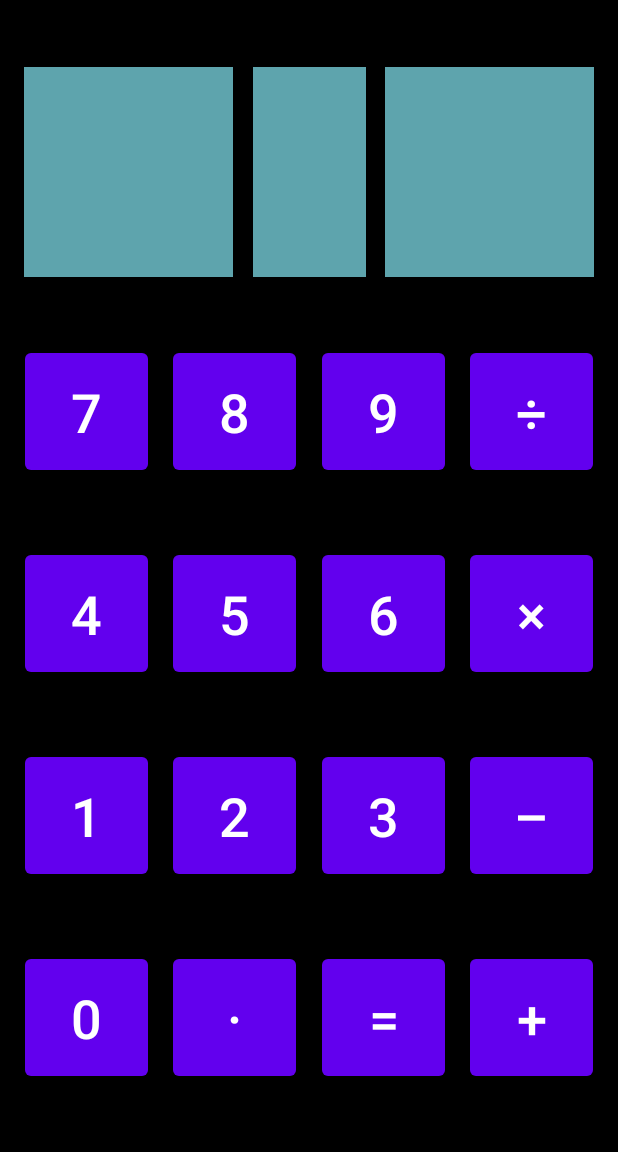
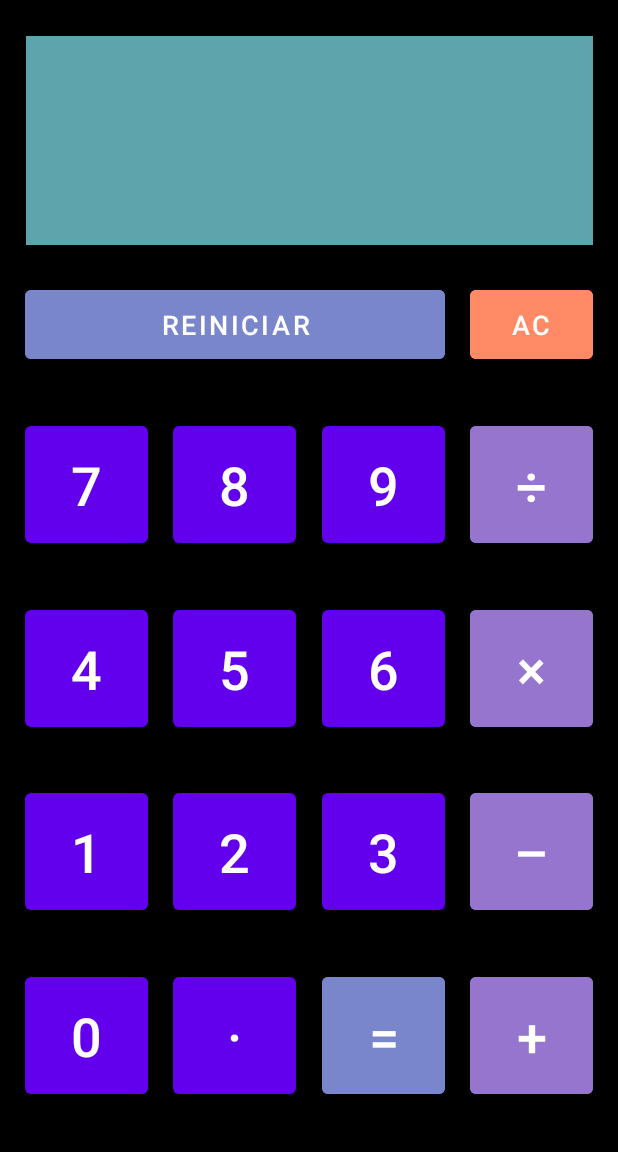
Before and after one commit to cdiazruiz525/MinCalc_ChristianDiazRuiz, an Android app: the screen it shows after launch (MainActivity), on a phone screen of 412 x 824 dp, the part 84-1236 px from its top. Run offline under Robolectric (Android 15) with nearby library versions, the phone set to English and light mode, and no system bars.

Commit message:
Update V2

```diff
--- a/MinCalc/app/src/main/res/layout/activity_main.xml
+++ b/MinCalc/app/src/main/res/layout/activity_main.xml
@@ -8,46 +8,35 @@
     tools:context=".MainActivity">
 
     <TextView
-        android:id="@+id/tvOperador"
-        android:layout_width="75dp"
-        android:layout_height="140dp"
-        android:layout_marginStart="16dp"
-        android:layout_marginTop="16dp"
-        android:layout_marginEnd="16dp"
+        android:id="@+id/tvPantalla"
+        android:layout_width="378dp"
+        android:layout_height="139dp"
+        android:layout_marginTop="24dp"
         android:background="#B088EEFB"
-        android:textAlignment="center"
-        android:textSize="36sp"
-        app:layout_constraintBottom_toTopOf="@+id/btn8"
-        app:layout_constraintEnd_toStartOf="@+id/tvNum2"
-        app:layout_constraintHorizontal_bias="0.5"
-        app:layout_constraintStart_toEndOf="@+id/tvNum1"
-        app:layout_constraintTop_toTopOf="parent" />
-
-    <TextView
-        android:id="@+id/tvNum1"
-        android:layout_width="139dp"
-        android:layout_height="140dp"
-        android:layout_marginStart="16dp"
-        android:layout_marginTop="16dp"
-        android:background="#B088EEFB"
+        android:paddingLeft="5dp"
+        android:paddingRight="5dp"
         android:textAlignment="textStart"
         android:textSize="36sp"
-        app:layout_constraintBottom_toTopOf="@+id/btn7"
+        app:layout_constraintEnd_toEndOf="parent"
+        app:layout_constraintHorizontal_bias="0.5"
         app:layout_constraintStart_toStartOf="parent"
         app:layout_constraintTop_toTopOf="parent" />
 
-    <TextView
-        android:id="@+id/tvNum2"
-        android:layout_width="139dp"
-        android:layout_height="140dp"
-        android:layout_marginTop="16dp"
+    <Button
+        android:id="@+id/btn0"
+        android:layout_width="82dp"
+        android:layout_height="90dp"
+        android:layout_marginStart="16dp"
         android:layout_marginEnd="16dp"
-        android:background="#B088EEFB"
-        android:textAlignment="textStart"
+        android:layout_marginBottom="16dp"
+        android:onClick="introducirNumero"
+        android:text="@string/btn0"
         android:textSize="36sp"
-        app:layout_constraintBottom_toTopOf="@+id/btnDivision"
-        app:layout_constraintEnd_toEndOf="parent"
-        app:layout_constraintTop_toTopOf="parent" />
+        app:layout_constraintBottom_toBottomOf="parent"
+        app:layout_constraintEnd_toStartOf="@+id/btnPunto"
+        app:layout_constraintHorizontal_bias="0.5"
+        app:layout_constraintStart_toStartOf="parent"
+        app:layout_constraintTop_toBottomOf="@+id/btn1" />
 
     <Button
         android:id="@+id/btn7"
@@ -55,14 +44,15 @@
         android:layout_height="90dp"
         android:layout_marginStart="16dp"
         android:layout_marginTop="16dp"
-        android:onClick="siete"
+        android:layout_marginBottom="16dp"
+        android:onClick="introducirNumero"
         android:text="@string/btn7"
         android:textSize="36sp"
         app:layout_constraintBottom_toTopOf="@+id/btn4"
         app:layout_constraintEnd_toStartOf="@+id/btn8"
         app:layout_constraintHorizontal_bias="0.5"
         app:layout_constraintStart_toStartOf="parent"
-        app:layout_constraintTop_toBottomOf="@+id/tvNum1" />
+        app:layout_constraintTop_toBottomOf="@+id/btnReinicar" />
 
     <Button
         android:id="@+id/btnDivision"
@@ -71,14 +61,16 @@
         android:layout_marginStart="16dp"
         android:layout_marginTop="16dp"
         android:layout_marginEnd="16dp"
-        android:onClick="division"
+        android:layout_marginBottom="16dp"
+        android:backgroundTint="#9575CD"
+        android:onClick="introducirOperacion"
         android:text="@string/btnDivision"
         android:textSize="36sp"
         app:layout_constraintBottom_toTopOf="@+id/btnMultiplicacion"
         app:layout_constraintEnd_toEndOf="parent"
         app:layout_constraintHorizontal_bias="0.5"
         app:layout_constraintStart_toEndOf="@+id/btn9"
-        app:layout_constraintTop_toBottomOf="@+id/tvNum2" />
+        app:layout_constraintTop_toBottomOf="@+id/btnReinicar" />
 
     <Button
         android:id="@+id/btn9"
@@ -86,14 +78,15 @@
         android:layout_height="90dp"
         android:layout_marginStart="16dp"
         android:layout_marginTop="16dp"
-        android:onClick="nueve"
+        android:layout_marginBottom="16dp"
+        android:onClick="introducirNumero"
         android:text="@string/btn9"
         android:textSize="36sp"
         app:layout_constraintBottom_toTopOf="@+id/btn6"
         app:layout_constraintEnd_toStartOf="@+id/btnDivision"
         app:layout_constraintHorizontal_bias="0.5"
         app:layout_constraintStart_toEndOf="@+id/btn8"
-        app:layout_constraintTop_toBottomOf="@+id/tvOperador" />
+        app:layout_constraintTop_toBottomOf="@+id/btnReinicar" />
 
     <Button
         android:id="@+id/btn8"
@@ -101,23 +94,23 @@
         android:layout_height="90dp"
         android:layout_marginStart="16dp"
         android:layout_marginTop="16dp"
-        android:onClick="ocho"
+        android:layout_marginBottom="16dp"
+        android:onClick="introducirNumero"
         android:text="@string/btn8"
         android:textSize="36sp"
         app:layout_constraintBottom_toTopOf="@+id/btn5"
         app:layout_constraintEnd_toStartOf="@+id/btn9"
         app:layout_constraintHorizontal_bias="0.5"
         app:layout_constraintStart_toEndOf="@+id/btn7"
-        app:layout_constraintTop_toBottomOf="@+id/tvOperador" />
+        app:layout_constraintTop_toBottomOf="@+id/btnReinicar" />
 
     <Button
         android:id="@+id/btn5"
         android:layout_width="82dp"
         android:layout_height="90dp"
         android:layout_marginStart="16dp"
-        android:layout_marginTop="16dp"
-        android:layout_marginEnd="16dp"
-        android:onClick="cinco"
+        android:layout_marginBottom="16dp"
+        android:onClick="introducirNumero"
         android:text="@string/btn5"
         android:textSize="36sp"
         app:layout_constraintBottom_toTopOf="@+id/btn2"
@@ -131,8 +124,8 @@
         android:layout_width="82dp"
         android:layout_height="90dp"
         android:layout_marginStart="16dp"
-        android:layout_marginTop="16dp"
-        android:onClick="dos"
+        android:layout_marginBottom="16dp"
+        android:onClick="introducirNumero"
         android:text="@string/btn2"
         android:textSize="36sp"
         app:layout_constraintBottom_toTopOf="@+id/btnPunto"
@@ -145,8 +138,6 @@
         android:id="@+id/btnPunto"
         android:layout_width="82dp"
         android:layout_height="90dp"
-        android:layout_marginStart="16dp"
-        android:layout_marginTop="16dp"
         android:layout_marginEnd="16dp"
         android:layout_marginBottom="16dp"
         android:onClick="punto"
@@ -159,43 +150,12 @@
         app:layout_constraintTop_toBottomOf="@+id/btn2" />
 
     <Button
-        android:id="@+id/btn0"
-        android:layout_width="82dp"
-        android:layout_height="90dp"
-        android:layout_marginStart="16dp"
-        android:layout_marginTop="16dp"
-        android:layout_marginBottom="16dp"
-        android:onClick="cero"
-        android:text="@string/btn0"
-        android:textSize="36sp"
-        app:layout_constraintBottom_toBottomOf="parent"
-        app:layout_constraintEnd_toStartOf="@+id/btnPunto"
-        app:layout_constraintHorizontal_bias="0.5"
-        app:layout_constraintStart_toStartOf="parent"
-        app:layout_constraintTop_toBottomOf="@+id/btn1" />
-
-    <Button
-        android:id="@+id/btn1"
-        android:layout_width="82dp"
-        android:layout_height="90dp"
-        android:layout_marginStart="16dp"
-        android:layout_marginTop="16dp"
-        android:onClick="uno"
-        android:text="@string/btn1"
-        android:textSize="36sp"
-        app:layout_constraintBottom_toTopOf="@+id/btn0"
-        app:layout_constraintEnd_toStartOf="@+id/btn2"
-        app:layout_constraintHorizontal_bias="0.5"
-        app:layout_constraintStart_toStartOf="parent"
-        app:layout_constraintTop_toBottomOf="@+id/btn4" />
-
-    <Button
         android:id="@+id/btn4"
         android:layout_width="82dp"
         android:layout_height="90dp"
         android:layout_marginStart="16dp"
-        android:layout_marginTop="16dp"
-        android:onClick="cuatro"
+        android:layout_marginBottom="16dp"
+        android:onClick="introducirNumero"
         android:text="@string/btn4"
         android:textSize="36sp"
         app:layout_constraintBottom_toTopOf="@+id/btn1"
@@ -208,9 +168,11 @@
         android:id="@+id/btnMultiplicacion"
         android:layout_width="82dp"
         android:layout_height="90dp"
-        android:layout_marginTop="16dp"
+        android:layout_marginStart="16dp"
         android:layout_marginEnd="16dp"
-        android:onClick="multiplicacion"
+        android:layout_marginBottom="16dp"
+        android:backgroundTint="#9575CD"
+        android:onClick="introducirOperacion"
         android:text="@string/btnMultiplicacion"
         android:textSize="36sp"
         app:layout_constraintBottom_toTopOf="@+id/btnResta"
@@ -223,9 +185,11 @@
         android:id="@+id/btnResta"
         android:layout_width="82dp"
         android:layout_height="90dp"
-        android:layout_marginTop="16dp"
+        android:layout_marginStart="16dp"
         android:layout_marginEnd="16dp"
-        android:onClick="resta"
+        android:layout_marginBottom="16dp"
+        android:backgroundTint="#9575CD"
+        android:onClick="introducirOperacion"
         android:text="@string/btnResta"
         android:textSize="36sp"
         app:layout_constraintBottom_toTopOf="@+id/btnSuma"
@@ -239,9 +203,8 @@
         android:layout_width="82dp"
         android:layout_height="90dp"
         android:layout_marginStart="16dp"
-        android:layout_marginTop="16dp"
-        android:layout_marginEnd="16dp"
-        android:onClick="tres"
+        android:layout_marginBottom="16dp"
+        android:onClick="introducirNumero"
         android:text="@string/btn3"
         android:textSize="36sp"
         app:layout_constraintBottom_toTopOf="@+id/btnResultado"
@@ -254,10 +217,10 @@
         android:id="@+id/btnSuma"
         android:layout_width="82dp"
         android:layout_height="90dp"
-        android:layout_marginTop="16dp"
         android:layout_marginEnd="16dp"
         android:layout_marginBottom="16dp"
-        android:onClick="suma"
+        android:backgroundTint="#9575CD"
+        android:onClick="introducirOperacion"
         android:text="@string/btnSuma"
         android:textSize="36sp"
         app:layout_constraintBottom_toBottomOf="parent"
@@ -270,10 +233,10 @@
         android:id="@+id/btnResultado"
         android:layout_width="82dp"
         android:layout_height="90dp"
-        android:layout_marginTop="16dp"
         android:layout_marginEnd="16dp"
         android:layout_marginBottom="16dp"
-        android:onClick="resultado"
+        android:backgroundTint="#7986CB"
+        android:onClick="calcularResultado"
         android:text="@string/btnResultado"
         android:textSize="36sp"
         app:layout_constraintBottom_toBottomOf="parent"
@@ -286,9 +249,9 @@
         android:id="@+id/btn6"
         android:layout_width="82dp"
         android:layout_height="90dp"
-        android:layout_marginTop="16dp"
-        android:layout_marginEnd="16dp"
-        android:onClick="seis"
+        android:layout_marginStart="16dp"
+        android:layout_marginBottom="16dp"
+        android:onClick="introducirNumero"
         android:text="@string/btn6"
         android:textSize="36sp"
         app:layout_constraintBottom_toTopOf="@+id/btn3"
@@ -297,4 +260,51 @@
         app:layout_constraintStart_toEndOf="@+id/btn5"
         app:layout_constraintTop_toBottomOf="@+id/btn9" />
 
+    <Button
+        android:id="@+id/btn1"
+        android:layout_width="82dp"
+        android:layout_height="90dp"
+        android:layout_marginStart="16dp"
+        android:layout_marginBottom="16dp"
+        android:onClick="introducirNumero"
+        android:text="@string/btn1"
+        android:textSize="36sp"
+        app:layout_constraintBottom_toTopOf="@+id/btn0"
+        app:layout_constraintEnd_toStartOf="@+id/btn2"
+        app:layout_constraintHorizontal_bias="0.5"
+        app:layout_constraintStart_toStartOf="parent"
+        app:layout_constraintTop_toBottomOf="@+id/btn4" />
+
+    <Button
+        android:id="@+id/btnReinicar"
+        android:layout_width="280dp"
+        android:layout_height="58dp"
+        android:layout_marginStart="16dp"
+        android:layout_marginTop="24dp"
+        android:backgroundTint="#7986CB"
+        android:onClick="reiniciar"
+        android:text="@string/btnReiniciar"
+        android:textSize="18sp"
+        app:layout_constraintEnd_toStartOf="@+id/btnBorrar"
+        app:layout_constraintHorizontal_bias="0.5"
+        app:layout_constraintStart_toStartOf="parent"
+        app:layout_constraintTop_toBottomOf="@+id/tvPantalla" />
+
+    <Button
+        android:id="@+id/btnBorrar"
+        android:layout_width="82dp"
+        android:layout_height="58dp"
+        android:layout_marginStart="16dp"
+        android:layout_marginTop="24dp"
+        android:layout_marginEnd="16dp"
+        android:backgroundTint="#FF8A65"
+        android:onClick="borrar"
+        android:text="@string/btnBorrar"
+        android:textAlignment="center"
+        android:textSize="18sp"
+        app:layout_constraintEnd_toEndOf="parent"
+        app:layout_constraintHorizontal_bias="0.5"
+        app:layout_constraintStart_toEndOf="@+id/btnReinicar"
+        app:layout_constraintTop_toBottomOf="@+id/tvPantalla" />
+
 </androidx.constraintlayout.widget.ConstraintLayout>
--- a/MinCalc/app/src/main/res/values/strings.xml
+++ b/MinCalc/app/src/main/res/values/strings.xml
@@ -16,4 +16,6 @@
     <string name="btnMultiplicacion">×</string>
     <string name="btnDivision">÷</string>
     <string name="btnResultado">=</string>
+    <string name="btnReiniciar">Reiniciar</string>
+    <string name="btnBorrar">AC</string>
 </resources>
```
Also changed, not shown: MinCalc/app/src/main/java/com/chrsoft/mincalc/MainActivity.java (+87 -171 lines), 1 other file.
